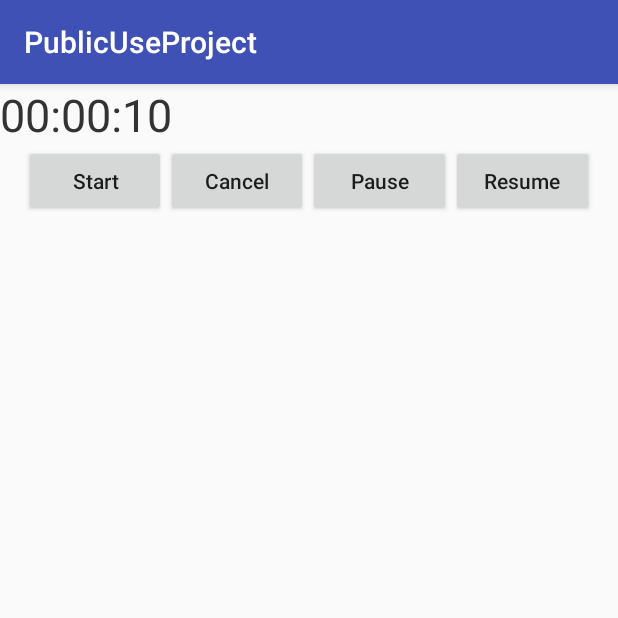
After one commit to renrenrenhui/PublicUseProject, an Android app: the TimerActivity screen opened directly, with no data from a screen before it, on a phone screen of 412 x 824 dp, the top half of it. The commit adds this screen. Run offline under Robolectric (Android 15) with nearby library versions, the phone set to English and light mode, and no system bars.

Commit message:
Add timer feature

```diff
--- a/app/src/main/AndroidManifest.xml
+++ b/app/src/main/AndroidManifest.xml
@@ -87,6 +87,9 @@
 
         <activity android:name="com.example.xiaoniu.publicuseproject.recyclerView.RecyclerActivity"
             android:theme="@style/AppTheme"/>
+
+        <activity android:name="com.example.xiaoniu.publicuseproject.timer.TimerActivity"
+            android:theme="@style/AppTheme"/>
     </application>
 
 </manifest>
--- /dev/null
+++ b/app/src/main/java/com/example/xiaoniu/publicuseproject/timer/TimeTools.java
@@ -0,0 +1,45 @@
+package com.example.xiaoniu.publicuseproject.timer;
+
+/**
+ * Author :leilei on 2016/11/11 2326.
+ */
+public class TimeTools {
+
+    //毫秒换成00:00:00
+    public static String getCountTimeByLong(long finishTime) {
+        int totalTime = (int) (finishTime / 1000);//秒
+        int hour = 0, minute = 0, second = 0;
+
+        if (3600 <= totalTime) {
+            hour = totalTime / 3600;
+            totalTime = totalTime - 3600 * hour;
+        }
+        if (60 <= totalTime) {
+            minute = totalTime / 60;
+            totalTime = totalTime - 60 * minute;
+        }
+        if (0 <= totalTime) {
+            second = totalTime;
+        }
+        StringBuilder sb = new StringBuilder();
+
+        if (hour < 10) {
+            sb.append("0").append(hour).append(":");
+        } else {
+            sb.append(hour).append(":");
+        }
+        if (minute < 10) {
+            sb.append("0").append(minute).append(":");
+        } else {
+            sb.append(minute).append(":");
+        }
+        if (second < 10) {
+            sb.append("0").append(second);
+        } else {
+            sb.append(second);
+        }
+        return sb.toString();
+
+    }
+
+}
--- /dev/null
+++ b/app/src/main/java/com/example/xiaoniu/publicuseproject/timer/TimerActivity.java
@@ -0,0 +1,161 @@
+package com.example.xiaoniu.publicuseproject.timer;
+
+import android.content.Context;
+import android.os.Bundle;
+import android.os.Handler;
+import android.os.Message;
+import android.support.annotation.Nullable;
+import android.support.v7.app.AppCompatActivity;
+import android.support.v7.widget.Toolbar;
+import android.view.View;
+import android.widget.TextView;
+import android.widget.Toast;
+
+
+import com.example.xiaoniu.publicuseproject.R;
+
+import java.util.Timer;
+import java.util.TimerTask;
+
+/**
+ * Author :leilei on 2017/2/8 0714.
+ */
+public class TimerActivity extends AppCompatActivity implements View.OnClickListener {
+    private static final int WHAT = 101;
+    private Context mContext;
+    private TextView mTimerTv;
+
+    private Timer mTimer;
+    private TimerTask mTimerTask;
+
+    private static final long MAX_TIME = 12000;
+    private long curTime = 0;
+    private boolean isPause = false;
+
+    @Override
+    protected void onCreate(@Nullable Bundle savedInstanceState) {
+        super.onCreate(savedInstanceState);
+        setContentView(R.layout.activity_timer);
+        mContext = this;
+
+        findViewById(R.id.btn_start).setOnClickListener(this);
+        findViewById(R.id.btn_pause).setOnClickListener(this);
+        findViewById(R.id.btn_cancel).setOnClickListener(this);
+        findViewById(R.id.btn_resume).setOnClickListener(this);
+        mTimerTv = (TextView) findViewById(R.id.tv_countTime);
+
+        initTimer();
+        // 参数：0，延时0秒后执行;1000，每隔1秒执行1次task。
+        mTimer.schedule(mTimerTask, 0, 1000);
+    }
+
+    /**
+     * 初始化Timer
+     */
+    public void initTimer() {
+        mTimerTask = new TimerTask() {
+            @Override
+            public void run() {
+                if (curTime == 0) {
+                    curTime = MAX_TIME;
+                } else {
+                    curTime -= 1000;
+                }
+                Message message = new Message();
+                message.what = WHAT;
+                message.obj = curTime;
+                mHandler.sendMessage(message);
+            }
+        };
+        mTimer = new Timer();
+    }
+
+    /**
+     * destory上次使用的
+     */
+    public void destroyTimer() {
+        if (mTimer != null) {
+            mTimer.cancel();
+            mTimer = null;
+        }
+        if (mTimerTask != null) {
+            mTimerTask.cancel();
+            mTimerTask = null;
+        }
+    }
+
+    //    start,cancel,pause,resume
+    @Override
+    public void onClick(View view) {
+        switch (view.getId()) {
+            case R.id.btn_start:
+
+                destroyTimer();
+                initTimer();
+                isPause = false;
+                mTimer.schedule(mTimerTask, 0, 1000);
+
+                break;
+            case R.id.btn_cancel:
+                //如果 curTime == 0，则不需要执行此操
+                if (curTime == 0) {
+                    break;
+                }
+                curTime = 0;
+                isPause = false;
+                mTimer.cancel();
+                break;
+            case R.id.btn_pause:
+                //如果 curTime == 0，则不需要执行此操
+                if (curTime == 0) {
+                    break;
+                }
+                if (!isPause) {
+                    isPause = true;
+                    mTimer.cancel();
+                }
+                break;
+
+            case R.id.btn_resume:
+                //已经结束或者还没有开始时。或者按了暂停标记。
+                if (curTime != 0 && isPause) {
+                    destroyTimer();
+                    initTimer();
+                    mTimer.schedule(mTimerTask, 0, 1000);
+                    isPause = false;
+                }
+                break;
+            default:
+                break;
+        }
+    }
+
+    Handler mHandler = new Handler() {
+        @Override
+        public void handleMessage(Message msg) {
+            switch (msg.what) {
+                case WHAT:
+                    long sRecLen = (long) msg.obj;
+                    //毫秒换成00:00:00格式的方式，自己写的。
+                    mTimerTv.setText(TimeTools.getCountTimeByLong(sRecLen));
+                    if (sRecLen <= 0) {
+                        mTimer.cancel();
+                        curTime = 0;
+                        Toast.makeText(mContext, "结束", Toast.LENGTH_SHORT).show();
+                    }
+                    break;
+            }
+        }
+    };
+
+
+    @Override
+    protected void onDestroy() {
+        super.onDestroy();
+        destroyTimer();
+        if (mHandler != null) {
+            mHandler.removeMessages(WHAT);
+            mHandler = null;
+        }
+    }
+}
--- a/app/src/main/res/layout/activity_main.xml
+++ b/app/src/main/res/layout/activity_main.xml
@@ -178,5 +178,11 @@
         android:layout_height="wrap_content"
         android:text="recycler_view" >
     </Button>
+    <Button
+        android:id="@+id/timer_view"
+        android:layout_width="fill_parent"
+        android:layout_height="wrap_content"
+        android:text="timer_view" >
+    </Button>
 </LinearLayout>
 </ScrollView>
--- /dev/null
+++ b/app/src/main/res/layout/activity_timer.xml
@@ -0,0 +1,55 @@
+<?xml version="1.0" encoding="utf-8"?>
+<LinearLayout xmlns:android="http://schemas.android.com/apk/res/android"
+    xmlns:app="http://schemas.android.com/apk/res-auto"
+    android:layout_width="match_parent"
+    android:layout_height="match_parent"
+    android:orientation="vertical">
+
+    <TextView
+        android:id="@+id/tv_countTime"
+        android:layout_width="wrap_content"
+        android:layout_height="wrap_content"
+        android:textColor="@color/black_tx_color"
+        android:textSize="30sp"
+        android:text="空白" />
+
+    <LinearLayout
+        android:layout_width="match_parent"
+        android:layout_height="64dp">
+
+        <Button
+            android:id="@+id/btn_start"
+            android:layout_width="0dp"
+            android:layout_height="wrap_content"
+            android:layout_marginLeft="16dp"
+            android:layout_weight="1"
+            android:textAllCaps="false"
+            android:text="Start" />
+
+        <Button
+            android:id="@+id/btn_cancel"
+            android:layout_width="0dp"
+            android:layout_height="wrap_content"
+            android:layout_weight="1"
+            android:textAllCaps="false"
+            android:text="Cancel" />
+
+        <Button
+            android:id="@+id/btn_pause"
+            android:layout_width="0dp"
+            android:layout_height="wrap_content"
+            android:layout_weight="1"
+            android:textAllCaps="false"
+            android:text="Pause"
+            />
+        <Button
+            android:id="@+id/btn_resume"
+            android:layout_width="0dp"
+            android:layout_height="wrap_content"
+            android:layout_marginRight="16dp"
+            android:layout_weight="1"
+            android:textAllCaps="false"
+            android:text="Resume" />
+
+    </LinearLayout>
+</LinearLayout>
```
Also changed, not shown: app/src/main/java/com/example/xiaoniu/publicuseproject/MainActivity.java (+12 -0 lines).
